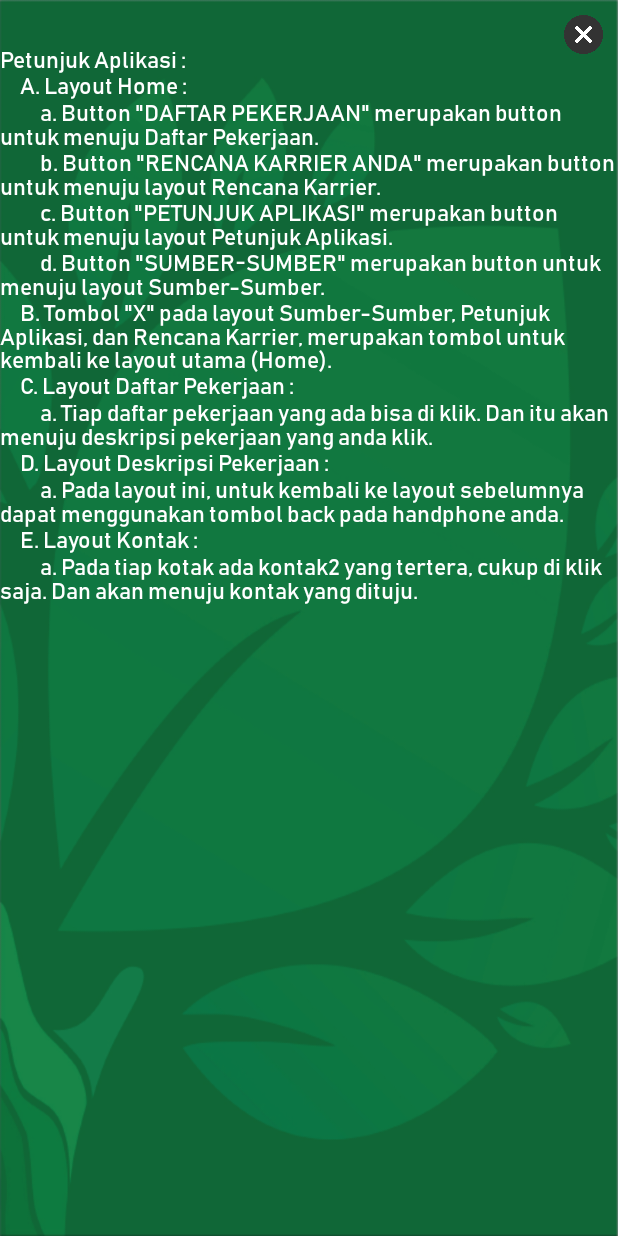
After one commit to alifrzky123/ejobcarrier, an Android app: the PetunjukAct screen opened directly, with no data from a screen before it, on a phone screen of 412 x 824 dp. The commit adds this screen. Run offline under Robolectric (Android 15) with nearby library versions, the phone set to English and light mode, and no system bars.

Commit message:
menambahkan sumber2, petunjuk, clear

```diff
--- a/app/src/main/AndroidManifest.xml
+++ b/app/src/main/AndroidManifest.xml
@@ -10,7 +10,8 @@
         android:roundIcon="@mipmap/ic_launcher_round"
         android:supportsRtl="true"
         android:theme="@style/AppTheme">
-        <activity android:name=".Activity.SumberAct"></activity>
+        <activity android:name=".PetunjukAct"></activity>
+        <activity android:name=".Activity.SumberAct" />
         <activity android:name=".Activity.DeskripsiAct" />
         <activity android:name=".Activity.CarrierPlanAct" />
         <activity android:name=".Activity.Contact" />
--- /dev/null
+++ b/app/src/main/java/com/training/alif/geeksfarm/e_pohonkarrier/PetunjukAct.java
@@ -0,0 +1,48 @@
+package com.training.alif.geeksfarm.e_pohonkarrier;
+
+import androidx.appcompat.app.AppCompatActivity;
+
+import android.content.Intent;
+import android.os.Bundle;
+import android.view.View;
+import android.widget.Button;
+import android.widget.TextView;
+
+import com.training.alif.geeksfarm.e_pohonkarrier.Activity.MainActivity;
+
+public class PetunjukAct extends AppCompatActivity {
+    Button btnHome;
+    TextView textView;
+    @Override
+    protected void onCreate(Bundle savedInstanceState) {
+        super.onCreate(savedInstanceState);
+        setContentView(R.layout.activity_petunjuk);
+        initialize();
+        btnHome.setOnClickListener(new View.OnClickListener() {
+            @Override
+            public void onClick(View v) {
+                startActivity(new Intent(getApplicationContext(), MainActivity.class));
+                finish();
+            }
+        });
+
+
+        textView.setText("Petunjuk Aplikasi : \n" +
+                "\tA. Layout Home :\n" +
+                "\t\ta. Button \"DAFTAR PEKERJAAN\" merupakan button untuk menuju Daftar Pekerjaan.\n" +
+                "\t\tb. Button \"RENCANA KARRIER ANDA\" merupakan button untuk menuju layout Rencana Karrier.\n" +
+                "\t\tc. Button \"PETUNJUK APLIKASI\" merupakan button untuk menuju layout Petunjuk Aplikasi.\n" +
+                "\t\td. Button \"SUMBER-SUMBER\" merupakan button untuk menuju layout Sumber-Sumber.\n" +
+                "\tB. Tombol \"X\" pada layout Sumber-Sumber, Petunjuk Aplikasi, dan Rencana Karrier, merupakan tombol untuk kembali ke layout utama (Home).\n" +
+                "\tC. Layout Daftar Pekerjaan :\n" +
+                "\t\ta. Tiap daftar pekerjaan yang ada bisa di klik. Dan itu akan menuju deskripsi pekerjaan yang anda klik.\n" +
+                "\tD. Layout Deskripsi Pekerjaan :\n" +
+                "\t\ta. Pada layout ini, untuk kembali ke layout sebelumnya dapat menggunakan tombol back pada handphone anda.\n" +
+                "\tE. Layout Kontak :\n" +
+                "\t\ta. Pada tiap kotak ada kontak2 yang tertera, cukup di klik saja. Dan akan menuju kontak yang dituju.");
+    }
+    public void initialize(){
+        btnHome = findViewById(R.id.btn_backkhomess);
+        textView = findViewById(R.id.tv_petunjuk);
+    }
+}
--- /dev/null
+++ b/app/src/main/res/layout/activity_petunjuk.xml
@@ -0,0 +1,42 @@
+<?xml version="1.0" encoding="utf-8"?>
+<ScrollView xmlns:android="http://schemas.android.com/apk/res/android"
+    xmlns:app="http://schemas.android.com/apk/res-auto"
+    xmlns:tools="http://schemas.android.com/tools"
+    android:layout_width="match_parent"
+    android:layout_height="match_parent"
+    tools:context=".Activity.CarrierPlanAct"
+    android:background="@drawable/bg_bg">
+    <androidx.constraintlayout.widget.ConstraintLayout
+        android:layout_width="match_parent"
+        android:layout_height="match_parent">
+
+        <Button
+            android:id="@+id/btn_backkhomess"
+            android:layout_width="26dp"
+            android:layout_height="26dp"
+            android:layout_margin="10dp"
+            android:layout_marginRight="10dp"
+            android:layout_alignParentEnd="true"
+            android:background="@drawable/tombol_silang"
+            app:layout_constraintEnd_toEndOf="parent"
+            app:layout_constraintTop_toTopOf="parent" />
+
+
+        <TextView
+            android:id="@+id/tv_petunjuk"
+            android:layout_width="match_parent"
+            android:layout_height="wrap_content"
+            android:layout_alignParentTop="true"
+            android:layout_alignParentEnd="true"
+            android:layout_alignParentBottom="true"
+            android:layout_marginTop="30dp"
+            android:fontFamily="@font/bahnschrift_1"
+            android:textColor="@color/colorWhite"
+            android:textSize="15dp"
+            app:layout_constraintStart_toStartOf="parent"
+            app:layout_constraintTop_toTopOf="parent" />
+
+
+    </androidx.constraintlayout.widget.ConstraintLayout>
+
+</ScrollView>
```
Also changed, not shown: app/src/main/java/com/training/alif/geeksfarm/e_pohonkarrier/Activity/MainActivity.java (+16 -1 lines), app/src/main/java/com/training/alif/geeksfarm/e_pohonkarrier/Activity/SumberAct.java (+25 -25 lines).
